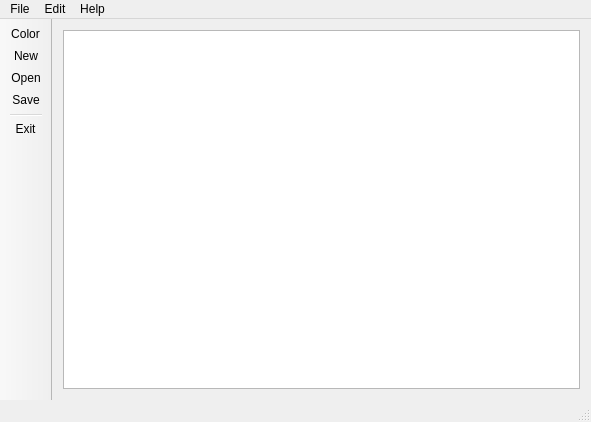
Old version of the form Programming/4_sem (OVP)/Lab2/mainwindow.ui in the repository Anastasia1111/Labs.
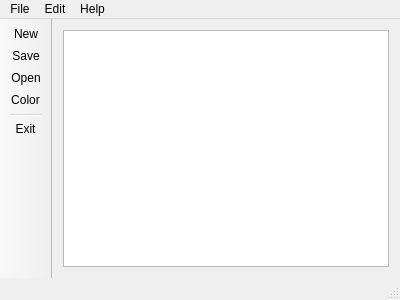
New version of the form. Icons and pictures are not drawn.

The edit to the form file:
```diff
--- a/Programming/4_sem (OVP)/Lab2/mainwindow.ui
+++ b/Programming/4_sem (OVP)/Lab2/mainwindow.ui
@@ -6,8 +6,8 @@
    <rect>
     <x>0</x>
     <y>0</y>
-    <width>591</width>
-    <height>422</height>
+    <width>400</width>
+    <height>300</height>
    </rect>
   </property>
   <property name="mouseTracking">
@@ -35,7 +35,7 @@
     <rect>
      <x>0</x>
      <y>0</y>
-     <width>591</width>
+     <width>400</width>
      <height>21</height>
     </rect>
    </property>
@@ -86,6 +86,11 @@
    <addaction name="menuEdit"/>
    <addaction name="menuHelp"/>
   </widget>
+  <widget class="QStatusBar" name="statusBar">
+   <property name="mouseTracking">
+    <bool>false</bool>
+   </property>
+  </widget>
   <widget class="QToolBar" name="mainToolBar">
    <property name="sizePolicy">
     <sizepolicy hsizetype="Fixed" vsizetype="Preferred">
@@ -109,20 +114,15 @@
     <enum>LeftToolBarArea</enum>
    </attribute>
    <attribute name="toolBarBreak">
-    <bool>true</bool>
+    <bool>false</bool>
    </attribute>
-   <addaction name="actionColor"/>
    <addaction name="actionNew"/>
-   <addaction name="actionOpen"/>
    <addaction name="actionSave"/>
+   <addaction name="actionOpen"/>
+   <addaction name="actionColor"/>
    <addaction name="separator"/>
    <addaction name="actionExit"/>
   </widget>
-  <widget class="QStatusBar" name="statusBar">
-   <property name="mouseTracking">
-    <bool>true</bool>
-   </property>
-  </widget>
   <action name="actionNew">
    <property name="icon">
     <iconset resource="../resources/resources.qrc">
```
Left out of the diff: 28 changed lines with no effect on the pictures.
